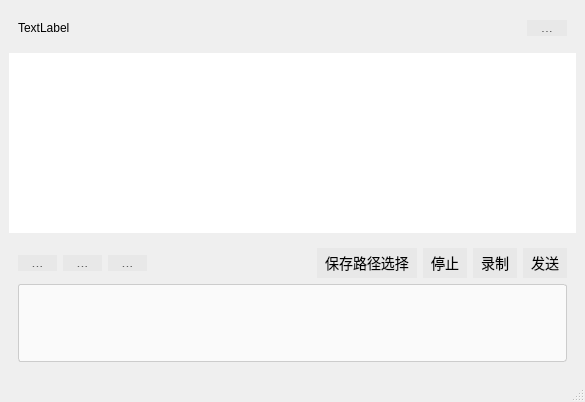
This is FacClient/chatroom.ui in 2306nian/FacExpSys as Qt 5 draws it before an edit. The edited form follows.
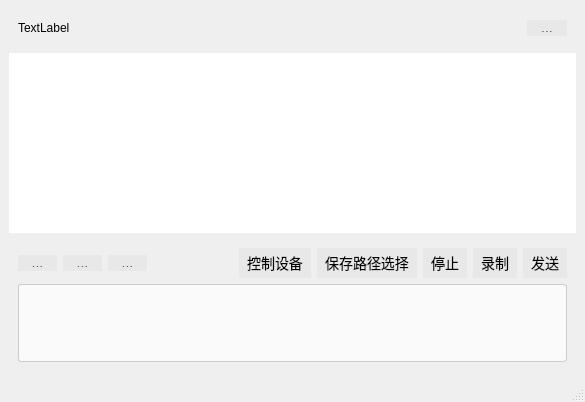
This is the edited form. Icons and pictures are not drawn.

Commit message: 设备信息，视频聊天，录制会议

The edit to the form file:
```diff
--- a/FacClient/chatroom.ui
+++ b/FacClient/chatroom.ui
@@ -201,6 +201,13 @@
            </property>
           </spacer>
          </item>
+         <item>
+          <widget class="QPushButton" name="pushButton_4">
+           <property name="text">
+            <string>控制设备</string>
+           </property>
+          </widget>
+         </item>
          <item>
           <widget class="QPushButton" name="pushButton_3">
            <property name="text">
```
The commit also changes 9 other files.
